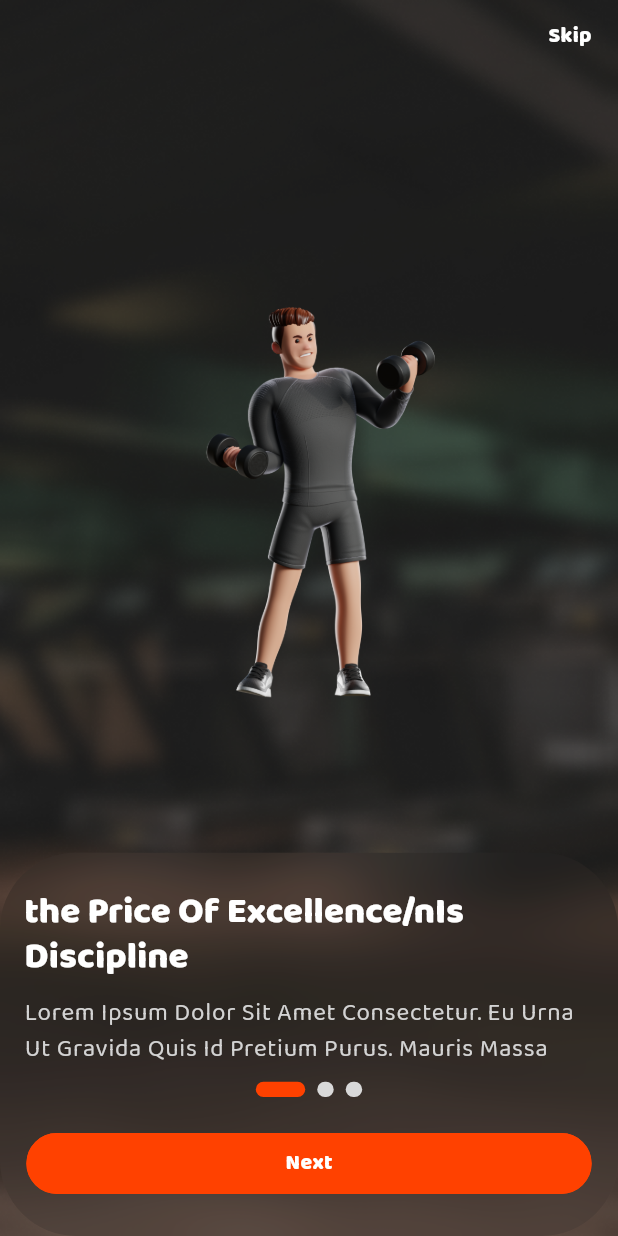
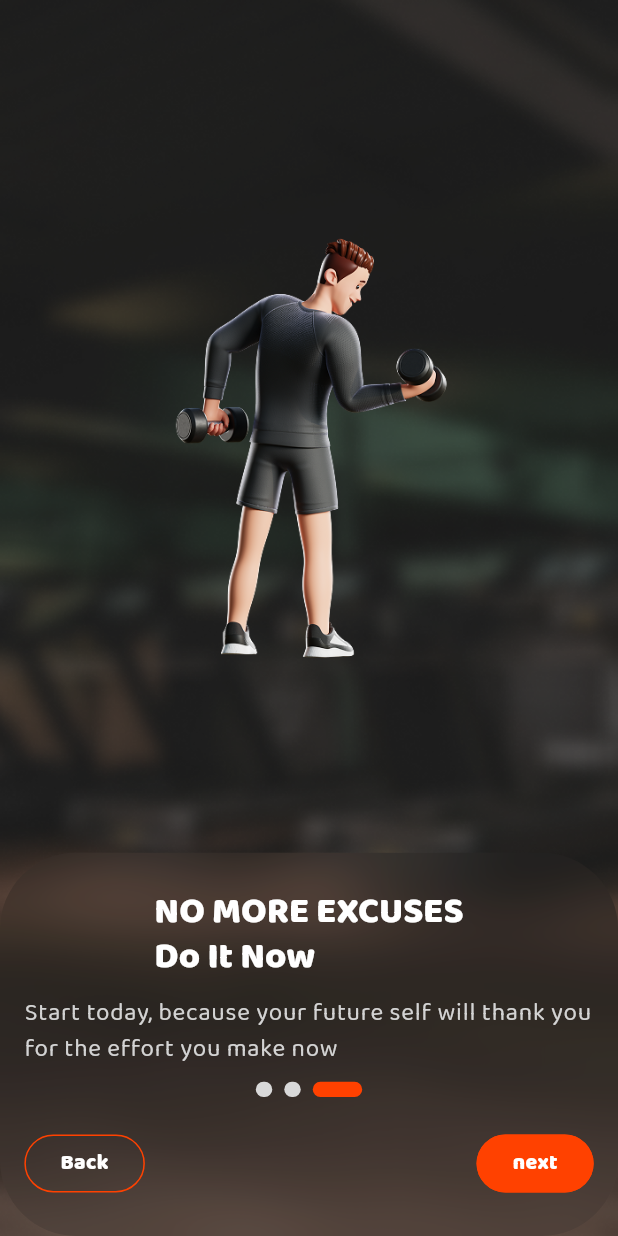
Before and after one commit to 0Elevate0/fitness-app, a Flutter app: the screen it shows after launch, after a tap on "Skip", on a phone screen of 412 x 824 dp. Run offline on Flutter 3.47's test engine with Material 3 defaults, Android fonts, the phone set to English and light mode, and no system bars; drawn by our look-alikes of smooth_page_indicator; our stand-ins replace another_flushbar, connectivity_plus, dio, easy_localization, equatable, firebase_core and 11 more; accounts and stored records are empty; generated files the repository leaves out were written again.

Commit message:
feat(FIT1-8):adding onboarding structure (using cubit)

```diff
--- a/lib/core/constants/app_images.dart
+++ b/lib/core/constants/app_images.dart
@@ -2,5 +2,5 @@ abstract final class AppImages {
   static const String onboarding1 = "assets/images/onboarding_1.png";
   static const String onboarding2 = "assets/images/onboarding_2.png";
   static const String onboarding3 = "assets/images/onboarding_3.png";
-  static const String onboardingbackground="assets/images/onboarding_background.png";
+  static const String onboardingBackground="assets/images/onboarding_background.png";
 }
--- a/lib/core/constants/app_text.dart
+++ b/lib/core/constants/app_text.dart
@@ -33,11 +33,13 @@ abstract final class AppText {
   static const String anUnknownErrorOccurred = "anUnknownErrorOccurred";
   static const String unknownErrorMessage = "unknownErrorMessage";
   // Onboarding/Navigation
-  static const String back = "Back";
-  static const String next = "Next";
-  static const String skip = 'Skip';
-  static const String onboard1 = "the Price Of Excellence/nIs Discipline";
-  static const String onboard2 = "Fitness Has Never Been So/n Much Fun";
-  static const String onboard3 = "NO MORE EXCUSE/nDo It Now";
-  static const String onboardsubtitle = "Lorem Ipsum Dolor Sit Amet Consectetur. Eu Urna Ut Gravida Quis Id Pretium Purus. Mauris Massa ";
+  static const String back = "back";
+  static const String next = "next";
+  static const String skip = 'skip';
+  static const String onboardingTitle1 = "onboardingTitle1";
+  static const String onboardingTitle2 = "onboardingTitle2";
+  static const String onboardingTitle3 = "onboardingTitle3";
+  static const String onboardingSubTitle1 = "onboardingSubTitle1";
+  static const String onboardingSubTitle2 = "onboardingSubTitle2";
+  static const String onboardingSubTitle3 = "onboardingSubTitle3";
 }
--- a/lib/core/router/route_names.dart
+++ b/lib/core/router/route_names.dart
@@ -1,3 +1,4 @@
 abstract final class RouteNames {
   static const String onboarding = "/onboardingView";
+  static const String login = "/loginView";
 }
--- a/lib/domain/entities/onboarding/onboarding_entity.dart
+++ b/lib/domain/entities/onboarding/onboarding_entity.dart
@@ -1,6 +1,4 @@
 import 'package:equatable/equatable.dart';
-import 'package:fitness_app/core/constants/app_images.dart';
-import 'package:fitness_app/core/constants/app_text.dart';
 
 class OnBoardingEntity extends Equatable{
   final String imagePath;
@@ -10,11 +8,7 @@ class OnBoardingEntity extends Equatable{
    required this.imagePath,
    required this.title,
    required this.subtitle});
-  static final List<OnBoardingEntity>onbourding=[
-   const OnBoardingEntity(imagePath:  AppImages.onboarding1, title:AppText.onboard1 , subtitle:AppText.onboardsubtitle),
-   const OnBoardingEntity(imagePath: AppImages.onboarding2, title:AppText.onboard2 , subtitle: AppText.onboardsubtitle),
-   const OnBoardingEntity(imagePath: AppImages.onboarding3,title:AppText.onboard3,subtitle: AppText.onboardsubtitle),
-  ];
+
 
   @override
   List<Object?> get props => [imagePath,title,subtitle];
--- a/lib/fitness_app.dart
+++ b/lib/fitness_app.dart
@@ -2,6 +2,8 @@ import 'package:easy_localization/easy_localization.dart';
 import 'package:fitness_app/core/app_theme.dart';
 import 'package:fitness_app/core/global_cubit/global_cubit.dart';
 import 'package:fitness_app/core/global_cubit/global_state.dart';
+import 'package:fitness_app/core/router/app_routes.dart';
+import 'package:fitness_app/core/router/route_names.dart';
 import 'package:fitness_app/presentation/onboarding/views/onboarding_view.dart';
 import 'package:flutter/material.dart';
 import 'package:flutter_bloc/flutter_bloc.dart';
@@ -19,14 +21,11 @@ class FitnessApp extends StatelessWidget {
       builder: (context, child) => BlocBuilder<GlobalCubit, GlobalState>(
         builder: (context, state) => MaterialApp(
           title: 'Fitness',
-          home:const OnboardingView(),
-          // state.isFirstTimeOpenApp
-             // ? const OnboardingView(): null,
           debugShowCheckedModeBanner: false,
           theme: AppTheme.darkTheme,
           themeMode: ThemeMode.dark,
-          //onGenerateRoute: AppRoutes.onGenerateRoute,
-         //initialRoute:state.redirectedScreen,
+          onGenerateRoute: AppRoutes.onGenerateRoute,
+         initialRoute:RouteNames.onboarding,
           localizationsDelegates: context.localizationDelegates,
           supportedLocales: context.supportedLocales,
           locale: context.locale,
--- a/lib/presentation/onboarding/views/onboarding_view.dart
+++ b/lib/presentation/onboarding/views/onboarding_view.dart
@@ -1,23 +1,30 @@
 import 'package:fitness_app/core/constants/app_images.dart';
+import 'package:fitness_app/core/di/di.dart';
 import 'package:fitness_app/presentation/onboarding/views/widgets/onboarding_view_body.dart';
+import 'package:fitness_app/presentation/onboarding/views_model/onboarding_cubit.dart';
+import 'package:fitness_app/presentation/onboarding/views_model/onboarding_intent.dart';
 import 'package:flutter/material.dart';
+import 'package:flutter_bloc/flutter_bloc.dart';
 
 class OnboardingView extends StatelessWidget {
   const OnboardingView({super.key});
 
   @override
   Widget build(BuildContext context) {
-    return Container(
+    return BlocProvider<OnboardingCubit>(
+      create: (context) => getIt.get<OnboardingCubit>()..doIntent(intent: const OnboardingInitializationIntent()),
+      child: Container(
           decoration: const BoxDecoration(
             image: DecorationImage(
-            image: AssetImage(AppImages.onboardingbackground,),
-            fit:BoxFit.cover ),
+                image: AssetImage(AppImages.onboardingBackground,),
+                fit: BoxFit.cover),
           ),
           child: const Scaffold(
             backgroundColor: Colors.transparent,
             body: OnboardingViewBody(),
 
           )
+      ),
     );
   }
 }
--- /dev/null
+++ b/lib/presentation/onboarding/views/widgets/onboarding_details.dart
@@ -0,0 +1,107 @@
+import 'package:easy_localization/easy_localization.dart';
+import 'package:fitness_app/core/constants/app_text.dart';
+import 'package:fitness_app/domain/entities/onboarding/onboarding_entity.dart';
+import 'package:fitness_app/presentation/onboarding/views_model/onboarding_cubit.dart';
+import 'package:fitness_app/presentation/onboarding/views_model/onboarding_intent.dart';
+import 'package:fitness_app/presentation/onboarding/views_model/onboarding_state.dart';
+import 'package:fitness_app/utils/common_widgets/blurred_container.dart';
+import 'package:fitness_app/utils/common_widgets/custom_elevated_button.dart';
+import 'package:flutter/material.dart';
+import 'package:flutter_bloc/flutter_bloc.dart';
+import 'package:flutter_screenutil/flutter_screenutil.dart';
+import 'package:smooth_page_indicator/smooth_page_indicator.dart';
+
+class OnboardingDetails extends StatelessWidget {
+  final Duration duration = const Duration(milliseconds: 200);
+  final OnBoardingEntity onboardingEntity;
+
+  const OnboardingDetails({super.key, required this.onboardingEntity});
+
+  @override
+  Widget build(BuildContext context) {
+    final theme = Theme.of(context);
+    final OnboardingCubit onboardingcubit = BlocProvider.of<OnboardingCubit>(
+        context);
+    return BlurredContainer(
+        child: Center(
+            child: BlocBuilder<OnboardingCubit,OnboardingState>(
+              builder: (context, state) =>Column(
+                  children: [
+                    Text(
+                      onboardingEntity.title.tr(),
+                      // Use _index
+                      style: theme.textTheme.headlineLarge,
+                    ),
+                    const RSizedBox(
+                      height: 10,
+                    ),
+                    Text(
+                      onboardingEntity.subtitle.tr(),
+                      // Use _index
+                      style: theme.textTheme.bodyLarge,
+                    ),
+                    const RSizedBox(
+                      height: 10,
+                    ),
+                    SmoothPageIndicator(
+                      controller: onboardingcubit.pageController,
+                      onDotClicked: (index)=>onboardingcubit.doIntent(intent: OnboardingNavigateToDotIndexPageIntent(dotIndex: index)),
+                     // activeIndex: _index, // Use _index
+                      count: OnboardingState.onbourding.length,
+                      effect: ExpandingDotsEffect(
+                        dotHeight: 10.h,
+                        dotWidth: 10.w,
+                        activeDotColor: theme.colorScheme.primary,
+                        dotColor: theme.colorScheme.outline,
+                      ),
+                    ),
+                    const RSizedBox(
+                      height: 20,
+                    ),
+                    Center(
+                      child: Row(
+                        mainAxisAlignment: MainAxisAlignment.spaceBetween,
+                        children: [
+                          Visibility(
+                              visible:state.currentpageindex != 0,
+                              child: CustomElevatedButton(
+                                borderColor: theme.colorScheme.primary,
+                                backgroundColor: Colors.transparent,
+                                height: 38.h,
+                                width: 63.w,
+                                onPressed: () =>onboardingcubit.doIntent(intent: const OnboardingMoveToPreviousPageIntent()),
+                                buttonTitle: AppText.back.tr(),
+                                titleStyle: theme.textTheme.bodyMedium,
+                              )),
+                          Visibility(
+                              visible: state.currentpageindex == 0,
+                              child: CustomElevatedButton(
+                                height: 40.h,
+                                width: 343.w,
+                                backgroundColor: theme.colorScheme.primary,
+                                borderColor: theme.colorScheme.primary,
+                                onPressed: ()=>onboardingcubit.doIntent(intent: const OnboardingMoveToNextPageIntent()),
+                                buttonTitle: AppText.next.tr(),
+                                titleStyle: theme.textTheme.bodyMedium,
+                              )),
+                          Visibility(
+                              visible: state.currentpageindex != 0, // Use _index
+                              child: CustomElevatedButton(
+                                borderColor: theme.colorScheme.primary,
+                                backgroundColor: theme.colorScheme.primary,
+                                height: 38.h,
+                                width: 63.w,
+                                onPressed: () =>onboardingcubit.doIntent(intent: const OnboardingMoveToNextPageIntent()),
+                                buttonTitle: AppText.next.tr(),
+                                titleStyle: theme.textTheme.bodyMedium,
+                              ))
+                        ],
+                      ),
+                    )
+                  ],
+                )
+
+            )));
+  }
+
+}
--- a/lib/presentation/onboarding/views/widgets/onboarding_view_body.dart
+++ b/lib/presentation/onboarding/views/widgets/onboarding_view_body.dart
@@ -1,11 +1,13 @@
 import 'package:easy_localization/easy_localization.dart';
 import 'package:fitness_app/core/constants/app_text.dart';
-import 'package:fitness_app/domain/entities/onboarding/onboarding_entity.dart';
-import 'package:fitness_app/utils/common_widgets/blurred_container.dart';
-import 'package:fitness_app/utils/common_widgets/custom_elevated_button.dart';
+import 'package:fitness_app/core/router/route_names.dart';
+import 'package:fitness_app/presentation/onboarding/views/widgets/onboarding_details.dart';
+import 'package:fitness_app/presentation/onboarding/views_model/onboarding_cubit.dart';
+import 'package:fitness_app/presentation/onboarding/views_model/onboarding_intent.dart';
+import 'package:fitness_app/presentation/onboarding/views_model/onboarding_state.dart';
 import 'package:flutter/material.dart';
+import 'package:flutter_bloc/flutter_bloc.dart';
 import 'package:flutter_screenutil/flutter_screenutil.dart';
-import 'package:smooth_page_indicator/smooth_page_indicator.dart';
 
 
 class OnboardingViewBody extends StatefulWidget {
@@ -17,44 +19,36 @@ class OnboardingViewBody extends StatefulWidget {
 }
 
 class _OnboardingViewBodyState extends State<OnboardingViewBody> {
-  late PageController _pageController ;
-  int _index = 0;
-  final Duration duration = const Duration(milliseconds: 200);
-
-  @override
-  void initState() {
-    super.initState();
-    _pageController = PageController(initialPage: 0);
-  }
-  @override
-  void dispose() {
-    _pageController.dispose();
-    super.dispose();
-  }
 
   @override
   Widget build(BuildContext context) {
     final theme = Theme.of(context);
+    final onboardingcubit =BlocProvider.of<OnboardingCubit>(context);
+    return BlocListener<OnboardingCubit,OnboardingState>(
+      listener: (context,state){
+        if(state.isdoit){
+          Navigator.of(context).pushReplacementNamed(RouteNames.login);
+        }
+      },
+      child: BlocBuilder<OnboardingCubit, OnboardingState>(
+  builder: (context, state) {
     return PageView.builder(
-      onPageChanged: (value) {
-        setState(() {
-          _index = value;
-        });
-      },
-      controller: _pageController,
-      itemCount: OnBoardingEntity.onbourding.length,
+        onPageChanged: (value)=>onboardingcubit.doIntent(intent: OnboardingChangePageIntent(newPageIndex: value)),
+        controller: onboardingcubit.pageController,
+        itemCount: OnboardingState.onbourding.length,
         itemBuilder: (context, index) => SafeArea(
           child: Column(
             children: [
-            Align(
+              Visibility(
+                visible: state.currentpageindex!= OnboardingState.onbourding.length -1,
+                child: Align(
                   alignment: Alignment.topRight,
                   child: TextButton(
-                onPressed: () {
-                  // Navigate to register
-                },
+                    onPressed: () =>onboardingcubit.doIntent(intent:const OnboardingSkipIntent()),
                     child: Text(
                       AppText.skip.tr(),
                       style: theme.textTheme.bodyMedium,
+                    ),
                   ),
                 ),
               ),
@@ -64,7 +58,7 @@ class _OnboardingViewBodyState extends State<OnboardingViewBody> {
               Expanded(
                 child: Center(
                   child: Image(
-                  image: AssetImage(OnBoardingEntity.onbourding[index].imagePath),
+                    image: AssetImage(OnboardingState.onbourding[index].imagePath),
                     width: 300.w,
                     height: 300.h,
                     fit: BoxFit.contain,
@@ -74,96 +68,14 @@ class _OnboardingViewBodyState extends State<OnboardingViewBody> {
               const RSizedBox(
                 height: 10,
               ),
-            Center(
-              child: BlurredContainer(
-                  child: Center(
-                      child: Column(
-                        children: [
-                          Text(
-                            OnBoardingEntity.onbourding[_index].title.tr(), // Use _index
-                            style: theme.textTheme.headlineLarge,
-                          ),
-                          const RSizedBox(
-                            height: 10,
-                          ),
-                          Text(
-                            OnBoardingEntity.onbourding[_index].subtitle.tr(), // Use _index
-                            style: theme.textTheme.bodyLarge,
-                          ),
-                          const RSizedBox(
-                            height: 10,
-                          ),
-                          AnimatedSmoothIndicator(
-                            activeIndex: _index, // Use _index
-                            count: OnBoardingEntity.onbourding.length,
-                            effect: ExpandingDotsEffect(
-                              dotHeight: 10.h,
-                              dotWidth: 10.w,
-                              activeDotColor: theme.colorScheme.primary,
-                              dotColor: theme.colorScheme.outline,
-                            ),
-                          ),
-                          const RSizedBox(
-                            height: 20,
-                          ),
-                          Center(
-                            child: Row(
-                              mainAxisAlignment: MainAxisAlignment.spaceBetween,
-                              children: [
-                                Visibility(
-                                    visible: _index != 0,
-                                    child: CustomElevatedButton(
-                                      borderColor: theme.colorScheme.primary,
-                                      backgroundColor: Colors.transparent,
-                                      height: 38.h,
-                                      width: 63.w,
-                                      onPressed: () {
-                                        _pageController.previousPage(
-                                            duration: duration,
-                                            curve: Curves.easeInSine);
-                                      },
-                                      buttonTitle: AppText.back.tr(),
-                                      titleStyle: theme.textTheme.bodyMedium,
-                                    )),
-                                Visibility(
-                                    visible: _index == 0,
-                                    child: CustomElevatedButton(
-                                      height: 40.h,
-                                      width: 343.w,
-                                      backgroundColor: theme.colorScheme.primary,
-                                      borderColor: theme.colorScheme.primary,
-                                      onPressed: () {
-                                        _pageController.nextPage(
-                                            duration: duration,
-                                            curve: Curves.easeInSine);
-                                      },
-                                      buttonTitle: AppText.next.tr(),
-                                      titleStyle: theme.textTheme.bodyMedium,
-                                    )),
-                                Visibility(
-                                    visible: _index != 0, // Use _index
-                                    child: CustomElevatedButton(
-                                      borderColor: theme.colorScheme.primary,
-                                      backgroundColor: theme.colorScheme.primary,
-                                      height: 38.h,
-                                      width: 63.w,
-                                      onPressed: () {
-                                        _pageController.nextPage(
-                                            duration: duration,
-                                            curve: Curves.easeInSine);
-                                      },
-                                      buttonTitle: AppText.next.tr(),
-                                      titleStyle: theme.textTheme.bodyMedium,
-                                    ))
-                              ],
-                            ),
-                          )
-                        ],
-                      ))),
-            )
+              OnboardingDetails(onboardingEntity: OnboardingState.onbourding[state.currentpageindex])
+
             ],
           ),
         ),
       );
+  },
+),
+    );
   }
 }
--- a/lib/presentation/onboarding/views_model/onboarding_cubit.dart
+++ b/lib/presentation/onboarding/views_model/onboarding_cubit.dart
@@ -1,21 +1,80 @@
+import 'package:fitness_app/core/cache/shared_preferences_helper.dart';
+import 'package:fitness_app/core/constants/const_keys.dart';
 import 'package:fitness_app/presentation/onboarding/views_model/onboarding_intent.dart';
 import 'package:fitness_app/presentation/onboarding/views_model/onboarding_state.dart';
+import 'package:flutter/cupertino.dart';
 import 'package:flutter_bloc/flutter_bloc.dart';
 import 'package:injectable/injectable.dart';
 
 @injectable
+
 class OnboardingCubit extends Cubit<OnboardingState> {
-  OnboardingCubit() : super(const OnboardingState());
+ final SharedPreferencesHelper _Helper;
+ @factoryMethod
+ OnboardingCubit(this._Helper)
+     : super(const OnboardingState());
+ late final PageController pageController;
+ Future<void>doIntent({required OnboardingIntent intent})async{
+  switch(intent){
+   case OnboardingInitializationIntent():
+      _onInit();
+     break;
+    case OnboardingChangePageIntent():
+      _updateCurrentPageIndex(newPageIndex: intent.newPageIndex);
+      break;
+    case OnboardingNavigateToDotIndexPageIntent():
+      _navigateToDotIndexPage(dotIndex: intent.dotIndex);
+      break;
+    case OnboardingMoveToNextPageIntent():
+      await _moveToNextPage();
+      break;
+    case OnboardingMoveToPreviousPageIntent():
+       _moveToPreviousPage();
+       break;
+    case OnboardingSkipIntent():
+      _skipToLastPage();
+      break;
+  }
+ }
+ void _onInit() {
+  pageController=PageController();
+ }
+ void _updateCurrentPageIndex({required int newPageIndex}) {
+  emit(state.copyWith(currentpageindex: newPageIndex));
+ }
+ void _navigateToDotIndexPage({required int dotIndex}) {
+  pageController.jumpToPage(dotIndex);
+  _updateCurrentPageIndex(newPageIndex: dotIndex);
+ }
+ void _moveToPreviousPage() {
+   pageController.previousPage(
+     duration: const Duration(milliseconds: 400),
+     curve: Curves.easeOut,
+   );
+   _updateCurrentPageIndex(newPageIndex:pageController.page?.toInt() ?? 0);
+ }
+ Future<void> _moveToNextPage() async {
+   if (pageController.page == 2) {
+     await _finishedOnboarding();
+   } else {
+     pageController.nextPage(
+       duration: const Duration(milliseconds: 400),
+       curve: Curves.easeIn,
+     );
+     _updateCurrentPageIndex(newPageIndex: pageController.page?.toInt() ?? 0);
+   }
+ }
 
-  Future<void> doIntent({required OnboardingIntent intent}) async {
-    switch (intent) {
-      case ChangePageIntent():
-        _updateCurrentPageIndex(index: intent.pageIndex);
-        break;
-    }
-  }
+ void _skipToLastPage() {
+   pageController.jumpToPage(OnboardingState.onbourding.length - 1);
+   _updateCurrentPageIndex(newPageIndex:  OnboardingState.onbourding.length - 1);
+ }
 
-  void _updateCurrentPageIndex({required int index}) {
-    emit(state.copyWith(currentPageIndex: index));
-  }
+ Future<void> _finishedOnboarding() async {
+   await _Helper.saveBool(
+     key: ConstKeys.isOnboardingFinished,
+     value: true,
+   );
+   emit(state.copyWith(isdoit: true));
+ }
 }
--- a/lib/presentation/onboarding/views_model/onboarding_intent.dart
+++ b/lib/presentation/onboarding/views_model/onboarding_intent.dart
@@ -1,8 +1,29 @@
 sealed class OnboardingIntent {
   const OnboardingIntent();
 }
+final class OnboardingInitializationIntent extends OnboardingIntent {
+  const OnboardingInitializationIntent();
+}
+final class OnboardingChangePageIntent extends OnboardingIntent {
+  final int newPageIndex;
+  const OnboardingChangePageIntent(
+      { required this.newPageIndex,}
+      );
+}
+final class OnboardingNavigateToDotIndexPageIntent extends OnboardingIntent {
+  final int dotIndex;
+  const OnboardingNavigateToDotIndexPageIntent(
+      { required this.dotIndex,}
+      );
 
-final class ChangePageIntent extends OnboardingIntent {
-  final int pageIndex;
-  const ChangePageIntent({required this.pageIndex});
 }
+final class OnboardingMoveToNextPageIntent extends OnboardingIntent{
+  const OnboardingMoveToNextPageIntent();
+}
+
+final class OnboardingMoveToPreviousPageIntent extends OnboardingIntent{
+  const OnboardingMoveToPreviousPageIntent();
+}
+final class OnboardingSkipIntent extends OnboardingIntent{
+  const OnboardingSkipIntent();
+}
--- a/lib/presentation/onboarding/views_model/onboarding_state.dart
+++ b/lib/presentation/onboarding/views_model/onboarding_state.dart
@@ -1,16 +1,21 @@
 import 'package:equatable/equatable.dart';
+import 'package:fitness_app/core/constants/app_images.dart';
+import 'package:fitness_app/core/constants/app_text.dart';
+import 'package:fitness_app/domain/entities/onboarding/onboarding_entity.dart';
 
 final class OnboardingState extends Equatable {
-  final int currentPageIndex;
+  final int currentpageindex;
+  final bool isdoit;
+  static final List<OnBoardingEntity>onbourding=[
+    const OnBoardingEntity(imagePath:  AppImages.onboarding1, title:AppText.onboardingTitle1 , subtitle:AppText.onboardingSubTitle1),
+    const OnBoardingEntity(imagePath: AppImages.onboarding2, title:AppText.onboardingTitle2 , subtitle: AppText.onboardingSubTitle2),
+    const OnBoardingEntity(imagePath: AppImages.onboarding3,title:AppText.onboardingTitle3,subtitle: AppText.onboardingSubTitle3),
+  ];
 
-  const OnboardingState({this.currentPageIndex = 0});
-
-  OnboardingState copyWith({int? currentPageIndex}) {
-    return OnboardingState(
-      currentPageIndex: currentPageIndex ?? this.currentPageIndex,
-    );
-  }
-
+  const OnboardingState( {this.currentpageindex=0,  this.isdoit=false});
+OnboardingState copyWith({int? currentpageindex,bool ?isdoit}){
+  return OnboardingState(currentpageindex: currentpageindex??this.currentpageindex, isdoit: isdoit??this.isdoit);
+}
   @override
-  List<Object?> get props => [currentPageIndex];
+  List<Object?> get props =>[currentpageindex,isdoit];
 }
```
Also changed, not shown: assets/translations/ar.json (+10 -1 lines), assets/translations/en.json (+10 -1 lines), 2 other files. Lines whose indentation alone changed are shown as unchanged.
